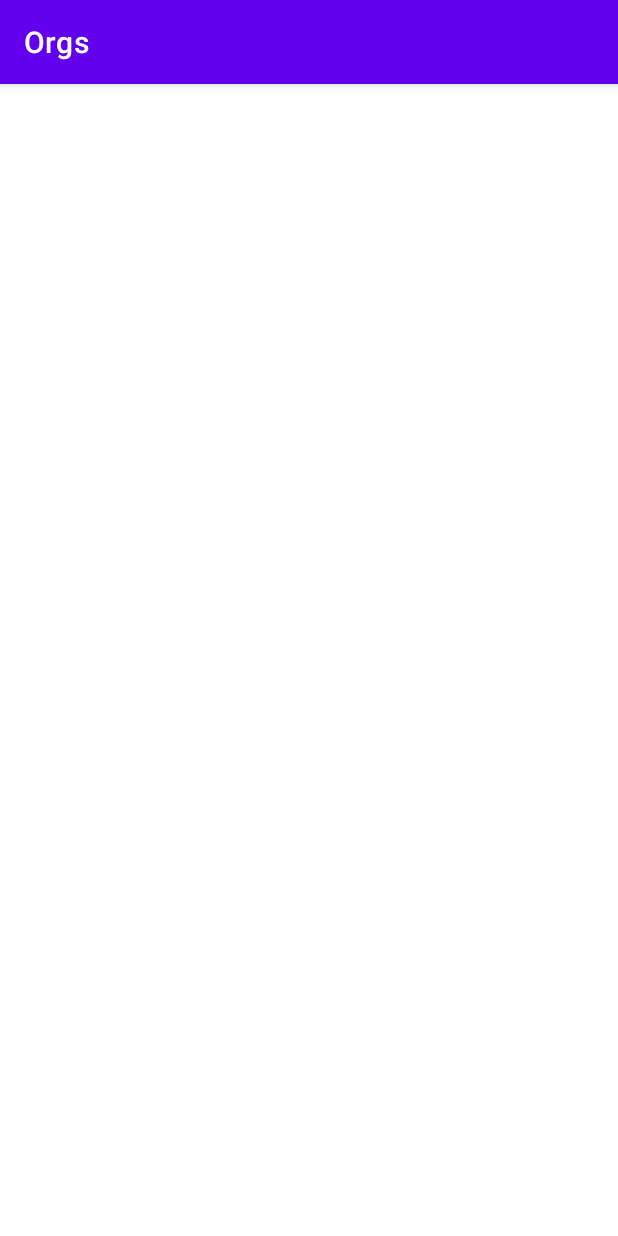
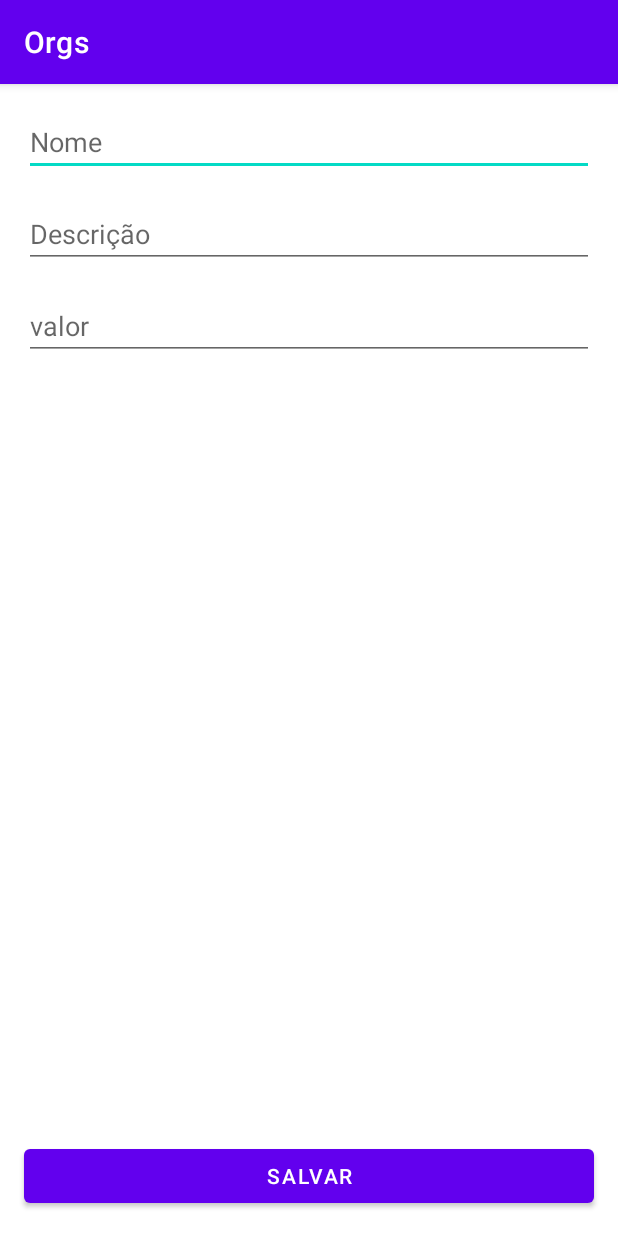
Before and after one commit to LysaKYoshikawa/project_orgs, an Android app: the screen it shows after launch (MainActivity before the commit, FormularioProdutoActivity after it), on a phone screen of 412 x 824 dp. Run offline under Robolectric (Android 15) with nearby library versions, the phone set to English and light mode, and no system bars.

Commit message:
adicionando-activity

```diff
--- a/app/src/main/java/com/yoshikawa/orgs/model/Produto.kt
+++ b/app/src/main/java/com/yoshikawa/orgs/model/Produto.kt
@@ -2,8 +2,7 @@ package com.yoshikawa.orgs.model
 
 import java.math.BigDecimal
 
-class Produto (
-
+data class Produto(
     val nome: String,
     val descricao: String,
     val valor: BigDecimal
--- a/app/src/main/java/com/yoshikawa/orgs/ui/activity/MainActivity.kt
+++ b/app/src/main/java/com/yoshikawa/orgs/ui/activity/MainActivity.kt
@@ -10,11 +10,10 @@ import com.yoshikawa.orgs.model.Produto
 import com.yoshikawa.orgs.ui.recyclerview.adapter.ListaProdutosAdapter
 import java.math.BigDecimal
 
-class MainActivity : AppCompatActivity() {
+class MainActivity : AppCompatActivity(R.layout.activity_main) {
 
     override fun onCreate(savedInstanceState: Bundle?) {
         super.onCreate(savedInstanceState)
-        setContentView(R.layout.activity_main)
 //        val nome = findViewById<TextView>(R.id.nome)
 //        nome.text = "Cesta de Frutas"
 //        val descricao = findViewById<TextView>(R.id.descricao)
--- /dev/null
+++ b/app/src/main/res/layout/activity_formulario_produto.xml
@@ -0,0 +1,69 @@
+<?xml version="1.0" encoding="utf-8"?>
+
+<ScrollView
+    xmlns:android="http://schemas.android.com/apk/res/android"
+    xmlns:app="http://schemas.android.com/apk/res-auto"
+    xmlns:tools="http://schemas.android.com/tools"
+    android:layout_width="match_parent"
+    android:layout_height="match_parent"
+    android:fillViewport="true">
+
+    <androidx.constraintlayout.widget.ConstraintLayout
+        android:layout_width="match_parent"
+        android:layout_height="wrap_content"
+        tools:context=".ui.activity.FormularioProdutoActivity">
+
+        <EditText
+            android:id="@+id/nome"
+            android:layout_width="0dp"
+            android:layout_height="wrap_content"
+            android:layout_marginStart="16dp"
+            android:layout_marginTop="16dp"
+            android:layout_marginEnd="16dp"
+            android:ems="10"
+            android:hint="Nome"
+            android:inputType="textPersonName"
+            app:layout_constraintEnd_toEndOf="parent"
+            app:layout_constraintStart_toStartOf="parent"
+            app:layout_constraintTop_toTopOf="parent" />
+
+        <EditText
+            android:id="@+id/descricao"
+            android:layout_width="0dp"
+            android:layout_height="wrap_content"
+            android:layout_marginStart="16dp"
+            android:layout_marginTop="16dp"
+            android:layout_marginEnd="16dp"
+            android:hint="Descrição"
+            android:inputType="textPersonName"
+            app:layout_constraintEnd_toEndOf="parent"
+            app:layout_constraintStart_toStartOf="parent"
+            app:layout_constraintTop_toBottomOf="@+id/nome" />
+
+        <EditText
+            android:id="@+id/valor"
+            android:layout_width="0dp"
+            android:layout_height="wrap_content"
+            android:layout_marginStart="16dp"
+            android:layout_marginTop="16dp"
+            android:layout_marginEnd="16dp"
+            android:hint="valor"
+            android:inputType="numberDecimal"
+            app:layout_constraintEnd_toEndOf="parent"
+            app:layout_constraintStart_toStartOf="parent"
+            app:layout_constraintTop_toBottomOf="@+id/descricao" />
+
+        <Button
+            android:id="@+id/button_salvar"
+            android:layout_width="0dp"
+            android:layout_height="wrap_content"
+            android:layout_margin="16dp"
+            android:text="Salvar"
+            app:layout_constraintVertical_bias="1"
+            app:layout_constraintBottom_toBottomOf="parent"
+            app:layout_constraintEnd_toEndOf="parent"
+            app:layout_constraintStart_toStartOf="parent"
+            app:layout_constraintTop_toBottomOf="@+id/valor" />
+    </androidx.constraintlayout.widget.ConstraintLayout>
+
+</ScrollView>
--- a/app/src/main/res/layout/activity_main.xml
+++ b/app/src/main/res/layout/activity_main.xml
@@ -11,12 +11,11 @@
         android:id="@+id/recyclerView"
         android:layout_width="0dp"
         android:layout_height="0dp"
+        app:layoutManager="androidx.recyclerview.widget.LinearLayoutManager"
         app:layout_constraintBottom_toBottomOf="parent"
         app:layout_constraintEnd_toEndOf="parent"
         app:layout_constraintStart_toStartOf="parent"
         app:layout_constraintTop_toTopOf="parent"
-        tools:listitem="@layout/produto_item"
-        app:layoutManager="androidx.recyclerview.widget.LinearLayoutManager"
-        />
+        tools:listitem="@layout/produto_item" />
 
 </androidx.constraintlayout.widget.ConstraintLayout>
```
Also changed, not shown: app/build.gradle (+6 -4 lines), app/src/main/AndroidManifest.xml (+13 -0 lines), app/src/main/java/com/yoshikawa/orgs/ui/activity/FormularioProdutoActivity.kt (added, +43 -0 lines).
